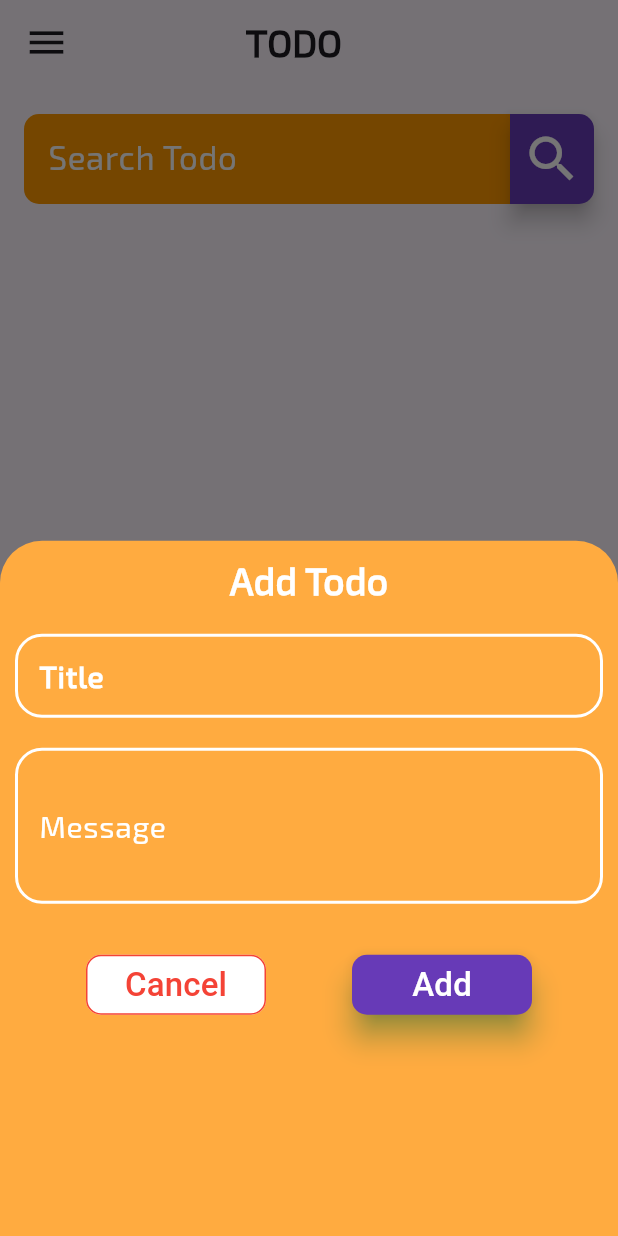
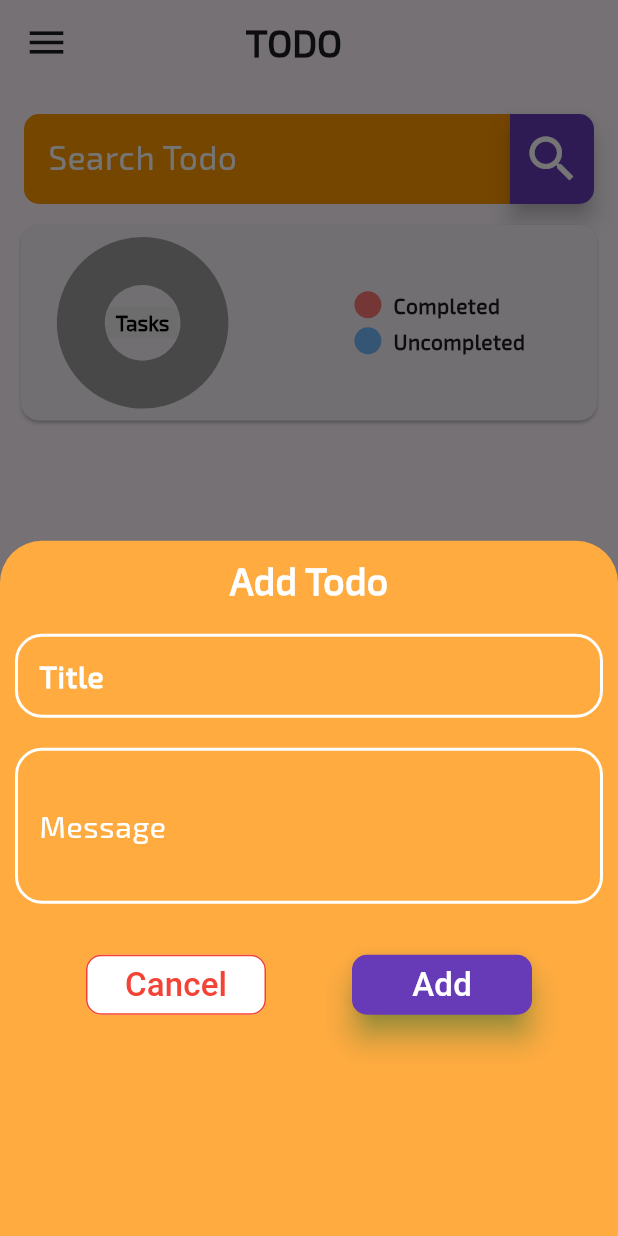
Before and after one commit to rahulkumardev24/smart_todo_app_in_flutter, a Flutter app: the screen it shows after launch, after a tap on "TODO", on a phone screen of 412 x 824 dp. Run offline on Flutter 3.47's test engine with Material 3 defaults, Android fonts, the phone set to English and light mode, and no system bars; drawn by our look-alikes of pie_chart; our stand-ins replace sqflite; accounts and stored records are empty.

```diff
--- a/lib/screen/todo_home_screen.dart
+++ b/lib/screen/todo_home_screen.dart
@@ -3,6 +3,7 @@ import 'package:flutter/widgets.dart';
 import 'package:intl/intl.dart';
 // Import DateFormat for date formatting
 import 'package:smart_todo/data/local/data_base_helper.dart';
+import 'package:smart_todo/widgets/pi_chart_task_done.dart';
 
 // Assuming Search widget is defined in search_bar.dart
 import '../widgets/search_bar.dart';
@@ -119,10 +120,6 @@ class _TodoHomeScreenState extends State<TodoHomeScreen> {
                             DateTime parsedDate = DateTime.parse(todoDate);
                             String formattedDate =
                                 DateFormat('yyyy-MM-dd').format(parsedDate);
-
-                            print(
-                                'Updating Todo with date: $formattedDate'); // Debug print
-
                             mainDB.updateTodo(
                               id: todo[DataBaseHelper.columnTodoSno],
                               title: title.text,
@@ -393,12 +390,18 @@ class _TodoHomeScreenState extends State<TodoHomeScreen> {
           ],
         ),
       ),
+      // ................................... BODY PART ...................//
       body: Column(
         children: [
           const SizedBox(
             height: 20,
           ),
           Search(onSearchChanged: _searchTask),
+          const Padding(
+            padding:  EdgeInsets.all(10.0),
+            child: Card(child: PiChartTaskDone()
+            ),
+          ),
           const SizedBox(
             height: 10,
           ),
@@ -435,18 +438,18 @@ class _TodoHomeScreenState extends State<TodoHomeScreen> {
                                     children: [
                                       // ...........CHECK......... BOX..........
                                       Checkbox(
-                                          value: allTodo[index][DataBaseHelper
-                                                  .columnTodoIsDone] ==
-                                              1,
-                                          onChanged: (bool? value) async {
-                                            await mainDB.updateTodoStatus(
-                                              id: allTodo[index][
-                                                  DataBaseHelper.columnTodoSno],
-                                              isDone: value!,
-                                            );
-                                            getAllTodo();
-                                            setState(() {});
-                                          }),
+                                        value: allTodo[index][DataBaseHelper.columnTodoIsDone] == 1,
+                                        onChanged: (bool? value) async {
+                                          await mainDB.updateTodoStatus(
+                                            id: allTodo[index][DataBaseHelper.columnTodoSno],
+                                            isDone: value!,
+                                          );
+
+                                          await getAllTodo();
+                                          setState(() {});  // This will trigger the pie chart to refresh
+                                        },
+                                      ),
+
                                       Expanded(
                                         child: Column(
                                           crossAxisAlignment:
--- /dev/null
+++ b/lib/widgets/pi_chart_task_done.dart
@@ -0,0 +1,80 @@
+import 'package:flutter/cupertino.dart';
+import 'package:flutter/material.dart';
+import 'package:pie_chart/pie_chart.dart';
+
+import '../data/local/data_base_helper.dart';
+
+class PiChartTaskDone extends StatefulWidget {
+  const PiChartTaskDone({Key? key, this.refreshChart}) : super(key: key);
+
+  final Function()? refreshChart;
+
+  @override
+  State<PiChartTaskDone> createState() => _PiChartTaskDoneState();
+}
+
+class _PiChartTaskDoneState extends State<PiChartTaskDone> {
+  late final DataBaseHelper mainDB;
+  Map<String, double> dataMap = {};
+
+  @override
+  void initState() {
+    super.initState();
+    mainDB = DataBaseHelper.instance;
+    _fetchData();
+  }
+
+  Future<void> _fetchData() async {
+    final todos = await mainDB.getAllTodos();
+    int completed = todos.where((todo) => todo[DataBaseHelper.columnTodoIsDone] == 1).length;
+    int uncompleted = todos.length - completed;
+
+    setState(() {
+      dataMap = {
+        "Completed": completed.toDouble(),
+        "Uncompleted": uncompleted.toDouble(),
+      };
+    });
+  }
+
+  void refreshChart() {
+    _fetchData();
+  }
+
+  @override
+  Widget build(BuildContext context) {
+    return Container(
+      padding: const EdgeInsets.all(16),
+      child: dataMap.isEmpty
+          ? const Center(child: CircularProgressIndicator()) // Show loading indicator while fetching data
+          : PieChart(
+        dataMap: dataMap,
+        animationDuration: const Duration(milliseconds: 800),
+        chartLegendSpacing: 100,
+        chartRadius: MediaQuery.of(context).size.width / 5,
+        initialAngleInDegree: 30,
+        chartType: ChartType.ring,
+        ringStrokeWidth: 32,
+        centerText: "Tasks",
+        centerTextStyle: const TextStyle(
+          fontFamily: "myFont",
+          color: Colors.black,
+          fontWeight: FontWeight.bold,
+        ),
+        legendOptions: const LegendOptions(
+          showLegendsInRow: false,
+          legendPosition: LegendPosition.right,
+          legendTextStyle: TextStyle(
+            fontWeight: FontWeight.bold,
+            fontFamily: "myFont",
+          ),
+        ),
+        chartValuesOptions: const ChartValuesOptions(
+          showChartValues: true,
+          showChartValuesInPercentage: true, // Show values in percentage
+          showChartValuesOutside: true,
+        ),
+      ),
+    );
+  }
+}
```
